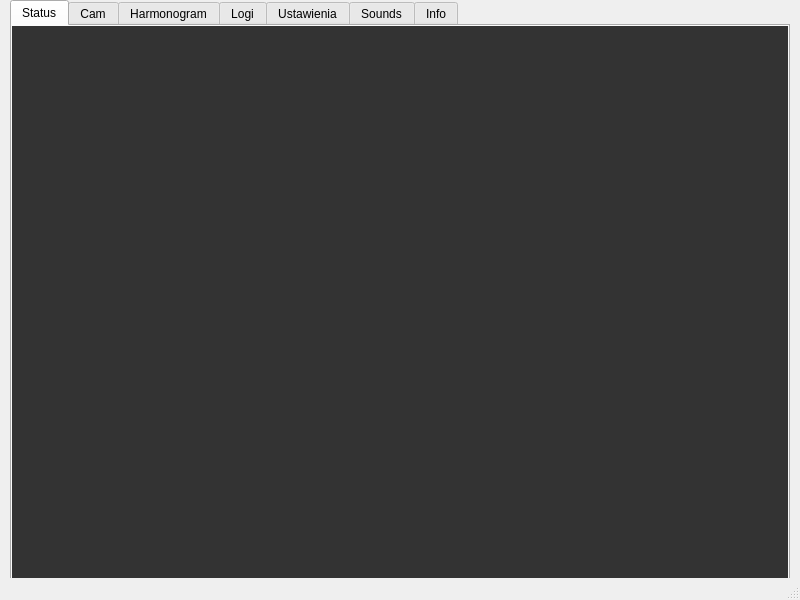
Old version of the form 3growbox_qtwidget/GrowBoxDesktop/mainwindow.ui in the repository wojtron2/Desktop_QT_app_box.
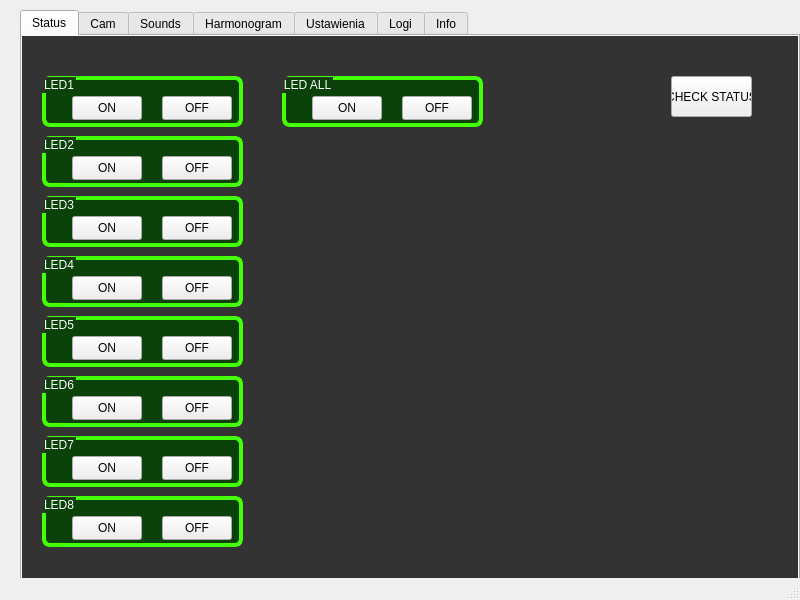
New version of the form. The open tabs and pages were chosen to show the change. Icons and pictures are not drawn.

Commit message: 0.1.5 led buttons UI

Diff of the .ui file:
```diff
--- a/3growbox_qtwidget/GrowBoxDesktop/mainwindow.ui
+++ b/3growbox_qtwidget/GrowBoxDesktop/mainwindow.ui
@@ -17,8 +17,8 @@
    <widget class="QTabWidget" name="tabWidget">
     <property name="geometry">
      <rect>
-      <x>10</x>
-      <y>0</y>
+      <x>20</x>
+      <y>10</y>
       <width>780</width>
       <height>600</height>
      </rect>
@@ -38,66 +38,512 @@
      <attribute name="title">
       <string>Status</string>
      </attribute>
+     <widget class="QGroupBox" name="groupBoxLED1">
+      <property name="geometry">
+       <rect>
+        <x>20</x>
+        <y>40</y>
+        <width>201</width>
+        <height>51</height>
+       </rect>
+      </property>
+      <property name="styleSheet">
+       <string notr="true">#groupBoxLED1{
+background-color: rgba(0, 70, 0, 204);
+border-radius: 8px;
+border: 4px solid #44ff07;
+color: white;
+padding: 8px;
+}</string>
+      </property>
+      <property name="title">
+       <string>LED1</string>
+      </property>
+      <property name="flat">
+       <bool>false</bool>
+      </property>
+      <widget class="QPushButton" name="pushButton_LED1ON">
+       <property name="geometry">
+        <rect>
+         <x>30</x>
+         <y>20</y>
+         <width>70</width>
+         <height>24</height>
+        </rect>
+       </property>
+       <property name="text">
+        <string>ON</string>
+       </property>
+      </widget>
+      <widget class="QPushButton" name="pushButton_LED1OFF">
+       <property name="geometry">
+        <rect>
+         <x>120</x>
+         <y>20</y>
+         <width>70</width>
+         <height>24</height>
+        </rect>
+       </property>
+       <property name="text">
+        <string>OFF</string>
+       </property>
+      </widget>
+     </widget>
+     <widget class="QGroupBox" name="groupBoxLED2">
+      <property name="geometry">
+       <rect>
+        <x>20</x>
+        <y>100</y>
+        <width>201</width>
+        <height>51</height>
+       </rect>
+      </property>
+      <property name="styleSheet">
+       <string notr="true">#groupBoxLED2{
+background-color: rgba(0, 70, 0, 204);
+border-radius: 8px;
+border: 4px solid #44ff07;
+color: white;
+padding: 8px;}</string>
+      </property>
+      <property name="title">
+       <string>LED2</string>
+      </property>
+      <property name="flat">
+       <bool>false</bool>
+      </property>
+      <widget class="QPushButton" name="pushButton_LED2ON">
+       <property name="geometry">
+        <rect>
+         <x>30</x>
+         <y>20</y>
+         <width>70</width>
+         <height>24</height>
+        </rect>
+       </property>
+       <property name="text">
+        <string>ON</string>
+       </property>
+      </widget>
+      <widget class="QPushButton" name="pushButton_LED2OFF">
+       <property name="geometry">
+        <rect>
+         <x>120</x>
+         <y>20</y>
+         <width>70</width>
+         <height>24</height>
+        </rect>
+       </property>
+       <property name="text">
+        <string>OFF</string>
+       </property>
+      </widget>
+     </widget>
+     <widget class="QGroupBox" name="groupBoxLED3">
+      <property name="geometry">
+       <rect>
+        <x>20</x>
+        <y>160</y>
+        <width>201</width>
+        <height>51</height>
+       </rect>
+      </property>
+      <property name="styleSheet">
+       <string notr="true">#groupBoxLED3{
+background-color: rgba(0, 70, 0, 204);
+border-radius: 8px;
+border: 4px solid #44ff07;
+color: white;
+padding: 8px;}</string>
+      </property>
+      <property name="title">
+       <string>LED3</string>
+      </property>
+      <property name="flat">
+       <bool>false</bool>
+      </property>
+      <widget class="QPushButton" name="pushButton_LED3ON">
+       <property name="geometry">
+        <rect>
+         <x>30</x>
+         <y>20</y>
+         <width>70</width>
+         <height>24</height>
+        </rect>
+       </property>
+       <property name="text">
+        <string>ON</string>
+       </property>
+      </widget>
+      <widget class="QPushButton" name="pushButton_LED3OFF">
+       <property name="geometry">
+        <rect>
+         <x>120</x>
+         <y>20</y>
+         <width>70</width>
+         <height>24</height>
+        </rect>
+       </property>
+       <property name="text">
+        <string>OFF</string>
+       </property>
+      </widget>
+     </widget>
+     <widget class="QGroupBox" name="groupBoxLED5">
+      <property name="geometry">
+       <rect>
+        <x>20</x>
+        <y>280</y>
+        <width>201</width>
+        <height>51</height>
+       </rect>
+      </property>
+      <property name="styleSheet">
+       <string notr="true">#groupBoxLED5{
+background-color: rgba(0, 70, 0, 204);
+border-radius: 8px;
+border: 4px solid #44ff07;
+color: white;
+padding: 8px;}</string>
+      </property>
+      <property name="title">
+       <string>LED5</string>
+      </property>
+      <property name="flat">
+       <bool>false</bool>
+      </property>
+      <widget class="QPushButton" name="pushButton_LED5ON">
+       <property name="geometry">
+        <rect>
+         <x>30</x>
+         <y>20</y>
+         <width>70</width>
+         <height>24</height>
+        </rect>
+       </property>
+       <property name="text">
+        <string>ON</string>
+       </property>
+      </widget>
+      <widget class="QPushButton" name="pushButton_LED5OFF">
+       <property name="geometry">
+        <rect>
+         <x>120</x>
+         <y>20</y>
+         <width>70</width>
+         <height>24</height>
+        </rect>
+       </property>
+       <property name="text">
+        <string>OFF</string>
+       </property>
+      </widget>
+     </widget>
+     <widget class="QGroupBox" name="groupBoxLED4">
+      <property name="geometry">
+       <rect>
+        <x>20</x>
+        <y>220</y>
+        <width>201</width>
+        <height>51</height>
+       </rect>
+      </property>
+      <property name="styleSheet">
+       <string notr="true">#groupBoxLED4{
+background-color: rgba(0, 70, 0, 204);
+border-radius: 8px;
+border: 4px solid #44ff07;
+color: white;
+padding: 8px;}</string>
+      </property>
+      <property name="title">
+       <string>LED4</string>
+      </property>
+      <property name="flat">
+       <bool>false</bool>
+      </property>
+      <widget class="QPushButton" name="pushButton_LED4ON">
+       <property name="geometry">
+        <rect>
+         <x>30</x>
+         <y>20</y>
+         <width>70</width>
+         <height>24</height>
+        </rect>
+       </property>
+       <property name="text">
+        <string>ON</string>
+       </property>
+      </widget>
+      <widget class="QPushButton" name="pushButton_LED4OFF">
+       <property name="geometry">
+        <rect>
+         <x>120</x>
+         <y>20</y>
+         <width>70</width>
+         <height>24</height>
+        </rect>
+       </property>
+       <property name="text">
+        <string>OFF</string>
+       </property>
+      </widget>
+     </widget>
+     <widget class="QGroupBox" name="groupBoxLED7">
+      <property name="geometry">
+       <rect>
+        <x>20</x>
+        <y>400</y>
+        <width>201</width>
+        <height>51</height>
+       </rect>
+      </property>
+      <property name="styleSheet">
+       <string notr="true">#groupBoxLED7{
+background-color: rgba(0, 70, 0, 204);
+border-radius: 8px;
+border: 4px solid #44ff07;
+color: white;
+padding: 8px;}</string>
+      </property>
+      <property name="title">
+       <string>LED7</string>
+      </property>
+      <property name="flat">
+       <bool>false</bool>
+      </property>
+      <widget class="QPushButton" name="pushButton_LED7ON">
+       <property name="geometry">
+        <rect>
+         <x>30</x>
+         <y>20</y>
+         <width>70</width>
+         <height>24</height>
+        </rect>
+       </property>
+       <property name="text">
+        <string>ON</string>
+       </property>
+      </widget>
+      <widget class="QPushButton" name="pushButton_LED7OFF">
+       <property name="geometry">
+        <rect>
+         <x>120</x>
+         <y>20</y>
+         <width>70</width>
+         <height>24</height>
+        </rect>
+       </property>
+       <property name="text">
+        <string>OFF</string>
+       </property>
+      </widget>
+     </widget>
+     <widget class="QGroupBox" name="groupBoxLED6">
+      <property name="geometry">
+       <rect>
+        <x>20</x>
+        <y>340</y>
+        <width>201</width>
+        <height>51</height>
+       </rect>
+      </property>
+      <property name="styleSheet">
+       <string notr="true">#groupBoxLED6{
+background-color: rgba(0, 70, 0, 204);
+border-radius: 8px;
+border: 4px solid #44ff07;
+color: white;
+padding: 8px;}</string>
+      </property>
+      <property name="title">
+       <string>LED6</string>
+      </property>
+      <property name="flat">
+       <bool>false</bool>
+      </property>
+      <widget class="QPushButton" name="pushButton_LED6ON">
+       <property name="geometry">
+        <rect>
+         <x>30</x>
+         <y>20</y>
+         <width>70</width>
+         <height>24</height>
+        </rect>
+       </property>
+       <property name="text">
+        <string>ON</string>
+       </property>
+      </widget>
+      <widget class="QPushButton" name="pushButton_LED6OFF">
+       <property name="geometry">
+        <rect>
+         <x>120</x>
+         <y>20</y>
+         <width>70</width>
+         <height>24</height>
+        </rect>
+       </property>
+       <property name="text">
+        <string>OFF</string>
+       </property>
+      </widget>
+     </widget>
+     <widget class="QPushButton" name="pushButton_CHECKSTATUS">
+      <property name="geometry">
+       <rect>
+        <x>649</x>
+        <y>40</y>
+        <width>81</width>
+        <height>41</height>
+       </rect>
+      </property>
+      <property name="text">
+       <string>CHECK STATUS</string>
+      </property>
+     </widget>
+     <widget class="QGroupBox" name="groupBoxLED8">
+      <property name="geometry">
+       <rect>
+        <x>20</x>
+        <y>460</y>
+        <width>201</width>
+        <height>51</height>
+       </rect>
+      </property>
+      <property name="styleSheet">
+       <string notr="true">#groupBoxLED8{
+background-color: rgba(0, 70, 0, 204);
+border-radius: 8px;
+border: 4px solid #44ff07;
+color: white;
+padding: 8px;}</string>
+      </property>
+      <property name="title">
+       <string>LED8</string>
+      </property>
+      <property name="flat">
+       <bool>false</bool>
+      </property>
+      <widget class="QPushButton" name="pushButton_LED8ON">
+       <property name="geometry">
+        <rect>
+         <x>30</x>
+         <y>20</y>
+         <width>70</width>
+         <height>24</height>
+        </rect>
+       </property>
+       <property name="text">
+        <string>ON</string>
+       </property>
+      </widget>
+      <widget class="QPushButton" name="pushButton_LED8OFF">
+       <property name="geometry">
+        <rect>
+         <x>120</x>
+         <y>20</y>
+         <width>70</width>
+         <height>24</height>
+        </rect>
+       </property>
+       <property name="text">
+        <string>OFF</string>
+       </property>
+      </widget>
+     </widget>
+     <widget class="QGroupBox" name="groupBoxLED_ALL">
+      <property name="geometry">
+       <rect>
+        <x>260</x>
+        <y>40</y>
+        <width>201</width>
+        <height>51</height>
+       </rect>
+      </property>
+      <property name="styleSheet">
+       <string notr="true">#groupBoxLED_ALL{
+background-color: rgba(0, 70, 0, 204);
+border-radius: 8px;
+border: 4px solid #44ff07;
+color: white;
+padding: 8px;}</string>
+      </property>
+      <property name="title">
+       <string>LED ALL</string>
+      </property>
+      <property name="flat">
+       <bool>false</bool>
+      </property>
+      <widget class="QPushButton" name="pushButton_LED_ALL_OFF">
+       <property name="geometry">
+        <rect>
+         <x>120</x>
+         <y>20</y>
+         <width>70</width>
+         <height>24</height>
+        </rect>
+       </property>
+       <property name="text">
+        <string>OFF</string>
+       </property>
+      </widget>
+      <widget class="QPushButton" name="pushButton_LED_ALL_ON">
+       <property name="geometry">
+        <rect>
+         <x>30</x>
+         <y>20</y>
+         <width>70</width>
+         <height>24</height>
+        </rect>
+       </property>
+       <property name="text">
+        <string>ON</string>
+       </property>
+      </widget>
+     </widget>
     </widget>
     <widget class="QWidget" name="tab2_cam">
      <attribute name="title">
       <string>Cam</string>
      </attribute>
     </widget>
+    <widget class="QWidget" name="tab">
+     <attribute name="title">
+      <string>Sounds</string>
+     </attribute>
+     <widget class="QPushButton" name="pushButton">
+      <property name="geometry">
+       <rect>
+        <x>200</x>
+        <y>60</y>
+        <width>80</width>
+        <height>24</height>
+       </rect>
+      </property>
+      <property name="text">
+       <string>PlaySound</string>
+      </property>
+     </widget>
+     <widget class="QPushButton" name="pushButton_2">
+      <property name="geometry">
+       <rect>
+        <x>90</x>
+        <y>60</y>
+        <width>91</width>
+        <height>24</height>
+       </rect>
+      </property>
+      <property name="text">
+       <string>SelectSoundFile</string>
+      </property>
+     </widget>
+    </widget>
     <widget class="QWidget" name="tab3_harm">
      <attribute name="title">
       <string>Harmonogram</string>
      </attribute>
     </widget>
-    <widget class="QWidget" name="tab4_logs">
-     <property name="font">
-      <font>
-       <family>Consolas</family>
-      </font>
-     </property>
-     <attribute name="title">
-      <string>Logi</string>
-     </attribute>
-     <widget class="QPlainTextEdit" name="plainTextEditLog">
-      <property name="geometry">
-       <rect>
-        <x>13</x>
-        <y>19</y>
-        <width>751</width>
-        <height>481</height>
-       </rect>
-      </property>
-      <property name="readOnly">
-       <bool>true</bool>
-      </property>
-     </widget>
-     <widget class="QCheckBox" name="checkBox_2">
-      <property name="geometry">
-       <rect>
-        <x>640</x>
-        <y>510</y>
-        <width>121</width>
-        <height>21</height>
-       </rect>
-      </property>
-      <property name="text">
-       <string>Scroll on new</string>
-      </property>
-     </widget>
-     <widget class="QPushButton" name="pushButton_CLEAR_LOG">
-      <property name="geometry">
-       <rect>
-        <x>540</x>
-        <y>510</y>
-        <width>80</width>
-        <height>24</height>
-       </rect>
-      </property>
-      <property name="text">
-       <string>Clear log</string>
-      </property>
-     </widget>
-    </widget>
     <widget class="QWidget" name="tab5settings">
      <attribute name="title">
       <string>Ustawienia</string>
@@ -168,9 +614,14 @@
       </property>
      </widget>
     </widget>
-    <widget class="QWidget" name="tab">
+    <widget class="QWidget" name="tab4_logs">
+     <property name="font">
+      <font>
+       <family>Consolas</family>
+      </font>
+     </property>
      <attribute name="title">
-      <string>Sounds</string>
+      <string>Logi</string>
      </attribute>
      <widget class="QPushButton" name="pushButton">
       <property name="geometry">
```
Left out of the diff: 63 changed lines with no effect on the pictures. The commit also changes 3 other files.
